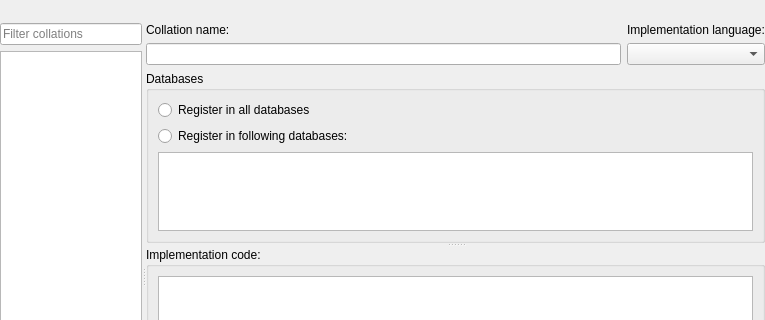
Above: trunk/SQLiteStudio3/guiSQLiteStudio/windows/collationseditor.ui from pawelsalawa/sqlitestudio before the change; both pictures show x 0 to 765 and y 0 to 320 of the 765 by 529 pixel window. Below: the same form after it.
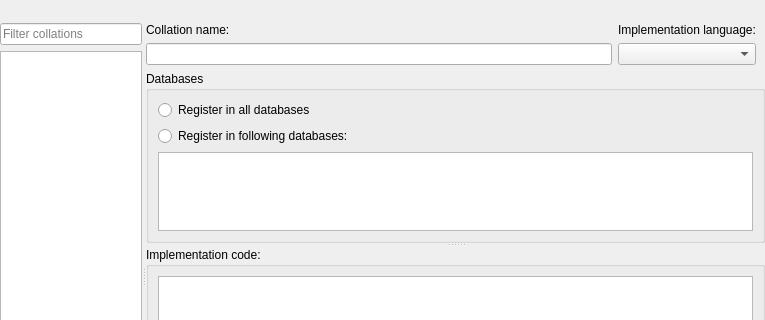
That is the form after the change.

Commit message: #2819 Introduced "compact layout" as an option (enabled by default) to minimize all margins on the interface.

```diff
--- a/trunk/SQLiteStudio3/guiSQLiteStudio/windows/collationseditor.ui
+++ b/trunk/SQLiteStudio3/guiSQLiteStudio/windows/collationseditor.ui
@@ -101,27 +101,7 @@
           <property name="bottomMargin">
            <number>0</number>
           </property>
-          <item row="1" column="0">
-           <widget class="QLineEdit" name="nameEdit"/>
-          </item>
-          <item row="0" column="0">
-           <widget class="QLabel" name="nameLabel">
-            <property name="text">
-             <string>Collation name:</string>
-            </property>
-           </widget>
-          </item>
-          <item row="1" column="1">
-           <widget class="QComboBox" name="langCombo"/>
-          </item>
-          <item row="0" column="1">
-           <widget class="QLabel" name="langLabel">
-            <property name="text">
-             <string>Implementation language:</string>
-            </property>
-           </widget>
-          </item>
-          <item row="2" column="0" colspan="2">
+          <item row="3" column="0" colspan="2">
            <widget class="QWidget" name="rightBottomWidget" native="true">
             <layout class="QVBoxLayout" name="verticalLayout_5">
              <property name="leftMargin">
@@ -196,6 +176,41 @@
             </layout>
            </widget>
           </item>
+          <item row="0" column="0" colspan="2">
+           <widget class="QWidget" name="widget" native="true">
+            <layout class="QGridLayout" name="gridLayout_2">
+             <property name="leftMargin">
+              <number>0</number>
+             </property>
+             <property name="topMargin">
+              <number>0</number>
+             </property>
+             <property name="bottomMargin">
+              <number>0</number>
+             </property>
+             <item row="0" column="0">
+              <widget class="QLabel" name="nameLabel">
+               <property name="text">
+                <string>Collation name:</string>
+               </property>
+              </widget>
+             </item>
+             <item row="1" column="0">
+              <widget class="QLineEdit" name="nameEdit"/>
+             </item>
+             <item row="0" column="1">
+              <widget class="QLabel" name="langLabel">
+               <property name="text">
+                <string>Implementation language:</string>
+               </property>
+              </widget>
+             </item>
+             <item row="1" column="1">
+              <widget class="QComboBox" name="langCombo"/>
+             </item>
+            </layout>
+           </widget>
+          </item>
          </layout>
         </widget>
        </widget>
```
The commit also changes 23 other files.
